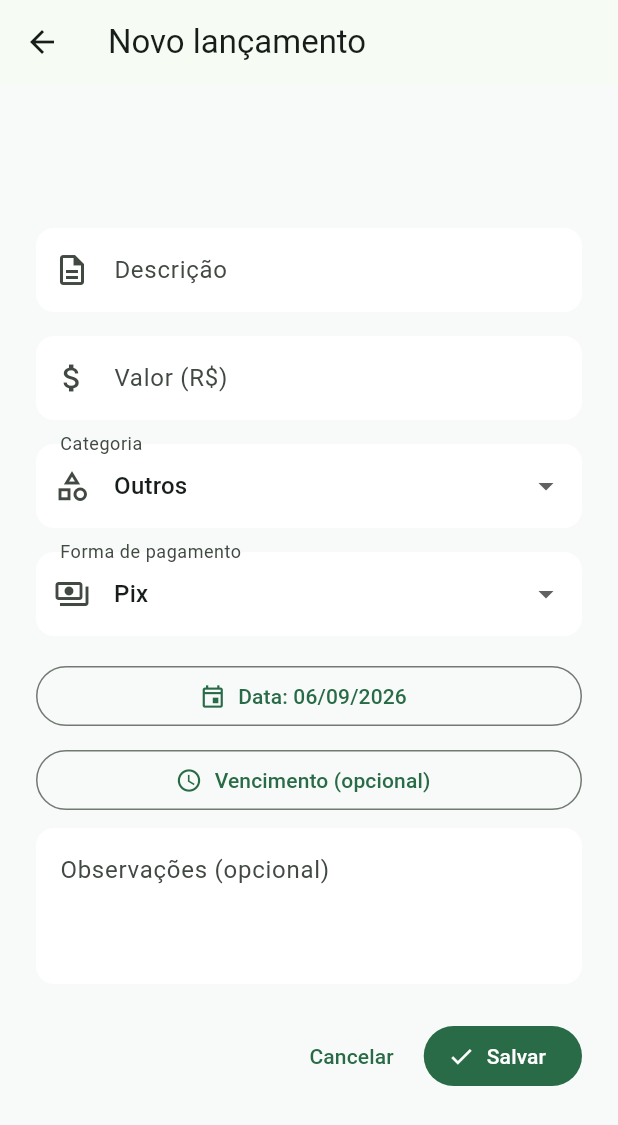
After one commit to leonardorsvieira/projeto-financeiro, a Flutter app: the screen it shows once a user with an empty profile is signed in, after a tap on the "add" icon, on a phone screen of 412 x 824 dp. The commit adds this screen. Shown: the top 1125 px of the screen. Run offline on Flutter 3.47's test engine with Material 3 defaults, Android fonts, the phone set to English and light mode, and no system bars; our stand-ins replace flutter_riverpod, go_router, supabase_flutter; accounts and stored records are empty.

Commit message:
feat(lancamentos): plan 02-03 - lista (S5), formulario (S6), router e testes de fluxo

```diff
--- a/app/lib/features/home/domain/app_routes.dart
+++ b/app/lib/features/home/domain/app_routes.dart
@@ -5,4 +5,9 @@ class AppRoutes {
   static const String home = '/home';
   static const String login = '/login';
   static const String signup = '/signup';
+
+  static const String lancamentoNovo = '/lancamentos/novo';
+  static const String lancamentosDetalhe = '/lancamentos/:id';
+
+  static String lancamentoEditar(String id) => '/lancamentos/$id';
 }
--- /dev/null
+++ b/app/lib/features/lancamentos/presentation/lancamento_form_screen.dart
@@ -0,0 +1,286 @@
+import 'package:flutter/material.dart';
+import 'package:flutter_riverpod/flutter_riverpod.dart';
+import 'package:go_router/go_router.dart';
+
+import '../application/lancamentos_providers.dart';
+import '../domain/lancamento.dart';
+import '../domain/lancamento_converter.dart';
+import 'lancamento_form_validators.dart';
+
+class LancamentoFormScreen extends ConsumerStatefulWidget {
+  const LancamentoFormScreen({super.key, this.lancamentoId});
+
+  final String? lancamentoId;
+
+  bool get isEdit => lancamentoId != null;
+
+  @override
+  ConsumerState<LancamentoFormScreen> createState() =>
+      _LancamentoFormScreenState();
+}
+
+class _LancamentoFormScreenState extends ConsumerState<LancamentoFormScreen> {
+  final _formKey = GlobalKey<FormState>();
+  final _descricaoController = TextEditingController();
+  final _valorController = TextEditingController();
+  final _obsController = TextEditingController();
+  String _categoria = 'Outros';
+  String _formaPagamento = 'Pix';
+  DateTime _data = DateTime.now();
+  DateTime? _vencimento;
+  bool _isSaving = false;
+  bool _loaded = false;
+
+  @override
+  void dispose() {
+    _descricaoController.dispose();
+    _valorController.dispose();
+    _obsController.dispose();
+    super.dispose();
+  }
+
+  void _prefill(Lancamento lancamento) {
+    if (_loaded) return;
+    _loaded = true;
+    _descricaoController.text = lancamento.descricao;
+    _valorController.text = (lancamento.valorCents / 100)
+        .toStringAsFixed(2)
+        .replaceAll('.', ',');
+    _categoria = lancamento.categoria;
+    _formaPagamento = lancamento.formaPagamento;
+    _data = lancamento.data;
+    _vencimento = lancamento.vencimento;
+  }
+
+  Future<void> _pickData() async {
+    final picked = await showDatePicker(
+      context: context,
+      initialDate: _data,
+      firstDate: DateTime(2000),
+      lastDate: DateTime(2100),
+      locale: Localizations.localeOf(context),
+    );
+    if (picked != null) setState(() => _data = picked);
+  }
+
+  Future<void> _pickVencimento() async {
+    final picked = await showDatePicker(
+      context: context,
+      initialDate: _vencimento ?? _data,
+      firstDate: DateTime(2000),
+      lastDate: DateTime(2100),
+      locale: Localizations.localeOf(context),
+    );
+    if (picked != null) setState(() => _vencimento = picked);
+  }
+
+  Future<void> _salvar() async {
+    if (!_formKey.currentState!.validate()) return;
+
+    final lucro = parseValorBRLParaCentavos(_valorController.text)!;
+    final descricao = _descricaoController.text.trim();
+    final obs = _obsController.text.trim().isEmpty
+        ? null
+        : _obsController.text.trim();
+
+    setState(() => _isSaving = true);
+    final messenger = ScaffoldMessenger.of(context);
+    try {
+      final repo = ref.read(lancamentosRepositoryProvider);
+      if (widget.isEdit) {
+        final atual = await ref.read(
+          lancamentoByIdProvider(widget.lancamentoId!).future,
+        );
+        if (atual == null) throw Exception('não encontrado');
+        await repo.update(
+          atual,
+          descricao: descricao,
+          valorCents: lucro,
+          categoria: _categoria,
+          formaPagamento: _formaPagamento,
+          data: _data,
+          vencimento: _vencimento,
+          obs: obs,
+        );
+      } else {
+        await repo.create(
+          descricao: descricao,
+          valorCents: lucro,
+          categoria: _categoria,
+          formaPagamento: _formaPagamento,
+          data: _data,
+          vencimento: _vencimento,
+          obs: obs,
+        );
+      }
+      if (mounted) context.pop();
+    } catch (_) {
+      messenger.showSnackBar(
+        const SnackBar(content: Text('Não foi possível salvar.')),
+      );
+      if (mounted) setState(() => _isSaving = false);
+    }
+  }
+
+  @override
+  Widget build(BuildContext context) {
+    if (widget.isEdit) {
+      final loaded = ref.watch(lancamentoByIdProvider(widget.lancamentoId!));
+      final data = loaded.value;
+      if (data != null) _prefill(data);
+    }
+
+    final title = widget.isEdit ? 'Editar lançamento' : 'Novo lançamento';
+
+    if (widget.isEdit && !_loaded) {
+      return Scaffold(
+        appBar: AppBar(title: Text(title)),
+        body: const Center(child: CircularProgressIndicator()),
+      );
+    }
+
+    return Scaffold(
+      appBar: AppBar(
+        title: Text(title),
+      ),
+      body: SafeArea(
+        child: Center(
+          child: ConstrainedBox(
+            constraints: const BoxConstraints(maxWidth: 480),
+            child: SingleChildScrollView(
+              padding: const EdgeInsets.all(24),
+              child: Form(
+                key: _formKey,
+                child: Column(
+                  crossAxisAlignment: CrossAxisAlignment.stretch,
+                  children: [
+                    TextFormField(
+                      controller: _descricaoController,
+                      textCapitalization: TextCapitalization.sentences,
+                      decoration: const InputDecoration(
+                        labelText: 'Descrição',
+                        prefixIcon: Icon(Icons.description_outlined),
+                      ),
+                      validator: validateDescricao,
+                    ),
+                    const SizedBox(height: 16),
+                    TextFormField(
+                      controller: _valorController,
+                      keyboardType: const TextInputType.numberWithOptions(
+                        decimal: true,
+                      ),
+                      decoration: const InputDecoration(
+                        labelText: 'Valor (R\$)',
+                        prefixIcon: Icon(Icons.attach_money),
+                      ),
+                      validator: validateValor,
+                    ),
+                    const SizedBox(height: 16),
+                    DropdownButtonFormField<String>(
+                      initialValue: _categoria,
+                      decoration: const InputDecoration(
+                        labelText: 'Categoria',
+                        prefixIcon: Icon(Icons.category_outlined),
+                      ),
+                      items: [
+                        for (final c in categorias)
+                          DropdownMenuItem(value: c, child: Text(c)),
+                      ],
+                      onChanged: _isSaving
+                          ? null
+                          : (value) =>
+                              setState(() => _categoria = value ?? 'Outros'),
+                    ),
+                    const SizedBox(height: 16),
+                    DropdownButtonFormField<String>(
+                      initialValue: _formaPagamento,
+                      decoration: const InputDecoration(
+                        labelText: 'Forma de pagamento',
+                        prefixIcon: Icon(Icons.payments_outlined),
+                      ),
+                      items: [
+                        for (final f in formasPagamento)
+                          DropdownMenuItem(value: f, child: Text(f)),
+                      ],
+                      onChanged: _isSaving
+                          ? null
+                          : (value) => setState(
+                              () => _formaPagamento = value ?? 'Pix'),
+                    ),
+                    const SizedBox(height: 16),
+                    OutlinedButton.icon(
+                      onPressed: _isSaving ? null : _pickData,
+                      icon: const Icon(Icons.event_outlined),
+                      label: Text('Data: ${formatoData(_data)}'),
+                    ),
+                    const SizedBox(height: 8),
+                    OutlinedButton.icon(
+                      onPressed: _isSaving ? null : _pickVencimento,
+                      icon: const Icon(Icons.schedule_outlined),
+                      label: Text(
+                        _vencimento == null
+                            ? 'Vencimento (opcional)'
+                            : 'Vencimento: ${formatoData(_vencimento!)}',
+                      ),
+                    ),
+                    if (_vencimento != null) ...[
+                      const SizedBox(height: 4),
+                      Align(
+                        alignment: Alignment.centerRight,
+                        child: TextButton(
+                          onPressed: _isSaving
+                              ? null
+                              : () => setState(() => _vencimento = null),
+                          child: const Text('Remover vencimento'),
+                        ),
+                      ),
+                    ],
+                    const SizedBox(height: 8),
+                    TextFormField(
+                      controller: _obsController,
+                      maxLines: 3,
+                      textCapitalization: TextCapitalization.sentences,
+                      decoration: const InputDecoration(
+                        labelText: 'Observações (opcional)',
+                        alignLabelWithHint: true,
+                      ),
+                      validator: validateObs,
+                    ),
+                    const SizedBox(height: 24),
+                    Row(
+                      mainAxisAlignment: MainAxisAlignment.end,
+                      children: [
+                        TextButton(
+                          onPressed: _isSaving
+                              ? null
+                              : () => context.pop(false),
+                          child: const Text('Cancelar'),
+                        ),
+                        const SizedBox(width: 8),
+                        FilledButton.icon(
+                          onPressed: _isSaving ? null : _salvar,
+                          icon: _isSaving
+                              ? const SizedBox(
+                                  height: 18,
+                                  width: 18,
+                                  child: CircularProgressIndicator(
+                                    strokeWidth: 2,
+                                  ),
+                                )
+                              : const Icon(Icons.check),
+                          label: Text(
+                            _isSaving ? 'Salvando...' : 'Salvar',
+                          ),
+                        ),
+                      ],
+                    ),
+                  ],
+                ),
+              ),
+            ),
+          ),
+        ),
+      ),
+    );
+  }
+}
--- /dev/null
+++ b/app/lib/features/lancamentos/presentation/lancamentos_list_screen.dart
@@ -0,0 +1,237 @@
+import 'package:flutter/material.dart';
+import 'package:flutter_riverpod/flutter_riverpod.dart';
+import 'package:go_router/go_router.dart';
+
+import '../../auth/application/auth_controller.dart';
+import '../../home/domain/app_routes.dart';
+import '../application/lancamentos_providers.dart';
+import '../domain/lancamento.dart';
+import '../domain/lancamento_converter.dart';
+
+class LancamentosListScreen extends ConsumerWidget {
+  const LancamentosListScreen({super.key});
+
+  @override
+  Widget build(BuildContext context, WidgetRef ref) {
+    final lancamentos = ref.watch(lancamentosStreamProvider);
+
+    return Scaffold(
+      appBar: AppBar(
+        title: const Text('Meu Bolso'),
+        actions: [
+          PopupMenuButton<String>(
+            tooltip: 'Opções',
+            onSelected: (value) {
+              if (value == 'signout') {
+                ref.read(authControllerProvider.notifier).signOut();
+              }
+            },
+            itemBuilder: (context) => const [
+              PopupMenuItem(
+                value: 'signout',
+                child: ListTile(
+                  leading: Icon(Icons.logout),
+                  title: Text('Sair'),
+                  dense: true,
+                ),
+              ),
+            ],
+          ),
+        ],
+      ),
+      floatingActionButton: FloatingActionButton(
+        tooltip: 'Novo lançamento',
+        onPressed: () => context.push(AppRoutes.lancamentoNovo),
+        child: const Icon(Icons.add),
+      ),
+      body: lancamentos.when(
+        loading: () => const Center(child: CircularProgressIndicator()),
+        error: (error, _) => _ErrorState(
+          onRetry: () => ref.invalidate(lancamentosStreamProvider),
+        ),
+        data: (items) {
+          if (items.isEmpty) {
+            return const _EmptyState();
+          }
+          return _Lista(items: items);
+        },
+      ),
+    );
+  }
+}
+
+class _ErrorState extends StatelessWidget {
+  const _ErrorState({required this.onRetry});
+
+  final VoidCallback onRetry;
+
+  @override
+  Widget build(BuildContext context) {
+    final theme = Theme.of(context);
+    return Center(
+      child: Padding(
+        padding: const EdgeInsets.all(24),
+        child: Column(
+          mainAxisSize: MainAxisSize.min,
+          children: [
+            Icon(
+              Icons.cloud_off_outlined,
+              size: 48,
+              color: theme.colorScheme.error,
+            ),
+            const SizedBox(height: 12),
+            const Text('Não foi possível carregar os lançamentos.'),
+            const SizedBox(height: 12),
+            FilledButton.tonal(onPressed: onRetry, child: const Text('Tentar de novo')),
+          ],
+        ),
+      ),
+    );
+  }
+}
+
+class _EmptyState extends StatelessWidget {
+  const _EmptyState();
+
+  @override
+  Widget build(BuildContext context) {
+    final theme = Theme.of(context);
+    return ListView(
+      padding: const EdgeInsets.all(24),
+      children: [
+        Center(
+          child: ConstrainedBox(
+            constraints: const BoxConstraints(maxWidth: 480),
+            child: Column(
+              mainAxisSize: MainAxisSize.min,
+              children: [
+                Icon(
+                  Icons.receipt_long_outlined,
+                  size: 64,
+                  color: theme.colorScheme.primary,
+                ),
+                const SizedBox(height: 16),
+                Text(
+                  'Nenhum lançamento ainda',
+                  style: theme.textTheme.headlineSmall,
+                ),
+                const SizedBox(height: 8),
+                Text(
+                  'Toque em + para registrar sua primeira despesa.',
+                  textAlign: TextAlign.center,
+                  style: theme.textTheme.bodyMedium,
+                ),
+              ],
+            ),
+          ),
+        ),
+      ],
+    );
+  }
+}
+
+class _Lista extends ConsumerWidget {
+  const _Lista({required this.items});
+
+  final List<Lancamento> items;
+
+  Future<void> _confirmarExclusao(
+    BuildContext context,
+    WidgetRef ref,
+    Lancamento lancamento,
+  ) async {
+    final confirmado = await showDialog<bool>(
+      context: context,
+      builder: (context) => AlertDialog(
+        title: const Text('Excluir lançamento?'),
+        content: Text(
+          'Você está prestes a excluir "${lancamento.descricao}". '
+          'Essa ação não pode ser desfeita.',
+        ),
+        actions: [
+          TextButton(
+            onPressed: () => Navigator.of(context).pop(false),
+            child: const Text('Cancelar'),
+          ),
+          FilledButton(
+            onPressed: () => Navigator.of(context).pop(true),
+            child: const Text('Excluir'),
+          ),
+        ],
+      ),
+    );
+
+    if (confirmado != true) return;
+    if (!context.mounted) return;
+    final messenger = ScaffoldMessenger.of(context);
+    try {
+      await ref.read(lancamentosRepositoryProvider).delete(lancamento.id);
+      messenger.showSnackBar(
+        const SnackBar(content: Text('Lançamento excluído.')),
+      );
+    } catch (_) {
+      messenger.showSnackBar(
+        const SnackBar(content: Text('Não foi possível excluir.')),
+      );
+    }
+  }
+
+  @override
+  Widget build(BuildContext context, WidgetRef ref) {
+    final theme = Theme.of(context);
+    return RefreshIndicator(
+      onRefresh: () async {},
+      child: ListView.builder(
+        padding: const EdgeInsets.only(bottom: 88),
+        itemCount: items.length,
+        itemBuilder: (context, index) {
+          final item = items[index];
+          final valor = formatoBRL(item.valorCents);
+          return ListTile(
+            onTap: () => context.push(AppRoutes.lancamentoEditar(item.id)),
+            leading: CircleAvatar(
+              child: Text(
+                item.categoria.characters.first,
+                style: theme.textTheme.bodySmall,
+              ),
+            ),
+            title: Text(item.descricao),
+            subtitle: Text(
+              '${formatoData(item.data)} · ${item.categoria}',
+            ),
+            trailing: Row(
+              mainAxisSize: MainAxisSize.min,
+              children: [
+                Text(
+                  valor,
+                  style: theme.textTheme.titleMedium?.copyWith(
+                    color: theme.colorScheme.error,
+                    fontWeight: FontWeight.w600,
+                  ),
+                ),
+                PopupMenuButton<String>(
+                  tooltip: 'Ações',
+                  onSelected: (value) {
+                    if (value == 'delete') {
+                      _confirmarExclusao(context, ref, item);
+                    }
+                  },
+                  itemBuilder: (context) => const [
+                    PopupMenuItem(
+                      value: 'delete',
+                      child: ListTile(
+                        leading: Icon(Icons.delete_outline),
+                        title: Text('Excluir'),
+                        dense: true,
+                      ),
+                    ),
+                  ],
+                ),
+              ],
+            ),
+          );
+        },
+      ),
+    );
+  }
+}
--- a/app/lib/router/app_router.dart
+++ b/app/lib/router/app_router.dart
@@ -8,7 +8,8 @@ import '../features/auth/presentation/login_screen.dart';
 import '../features/auth/presentation/signup_screen.dart';
 import '../features/auth/presentation/splash_screen.dart';
 import '../features/home/domain/app_routes.dart';
-import '../features/home/presentation/home_screen.dart';
+import '../features/lancamentos/presentation/lancamento_form_screen.dart';
+import '../features/lancamentos/presentation/lancamentos_list_screen.dart';
 
 class _AuthListenable extends ChangeNotifier {
   _AuthListenable(Ref ref) {
@@ -37,7 +38,21 @@ final appRouterProvider = Provider<GoRouter>((ref) {
       GoRoute(path: AppRoutes.splash, builder: (_, _) => const SplashScreen()),
       GoRoute(path: AppRoutes.login, builder: (_, _) => const LoginScreen()),
       GoRoute(path: AppRoutes.signup, builder: (_, _) => const SignupScreen()),
-      GoRoute(path: AppRoutes.home, builder: (_, _) => const HomeScreen()),
+      GoRoute(
+        path: AppRoutes.home,
+        builder: (_, _) => const LancamentosListScreen(),
+      ),
+      GoRoute(
+        path: AppRoutes.lancamentoNovo,
+        builder: (_, _) => const LancamentoFormScreen(),
+      ),
+      GoRoute(
+        path: AppRoutes.lancamentosDetalhe,
+        builder: (_, state) {
+          final id = state.pathParameters['id']!;
+          return LancamentoFormScreen(lancamentoId: id);
+        },
+      ),
     ],
     redirect: (context, state) {
       final auth = ref.read(authControllerProvider);
```
Also changed, not shown: app/lib/features/home/presentation/home_screen.dart (deleted, +0 -79 lines), app/lib/features/lancamentos/presentation/lancamento_form_validators.dart (added, +24 -0 lines), 6 other files.
